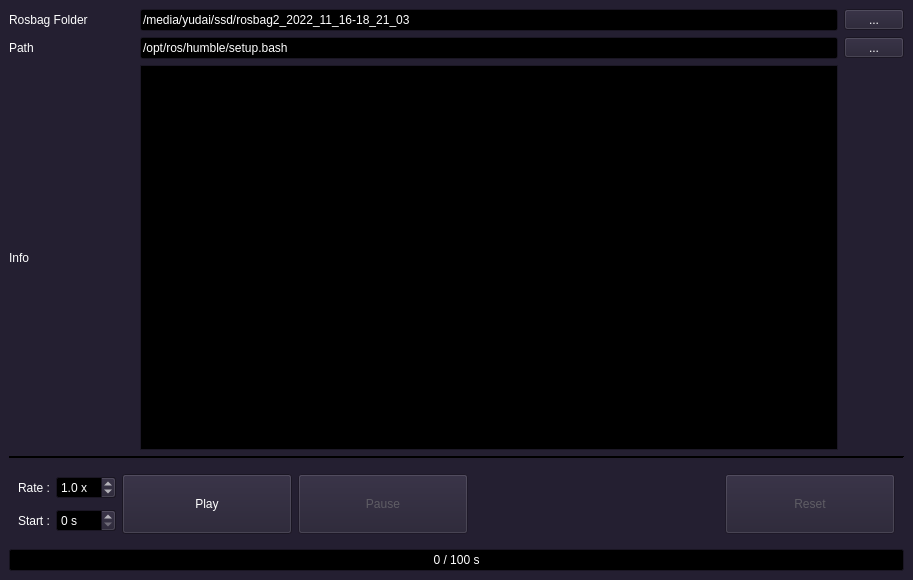
yyamazaki933/rosif, file ui/player.ui: the form before one commit.
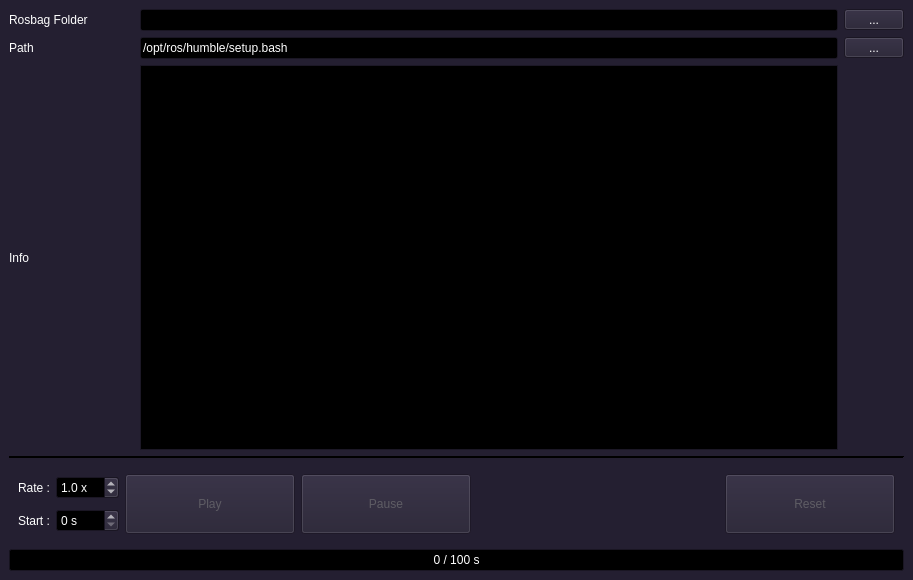
The form after the commit.

What changed in the file:
```diff
--- a/ui/player.ui
+++ b/ui/player.ui
@@ -493,7 +493,7 @@
     <item row="0" column="1">
      <widget class="QLineEdit" name="le_bag">
       <property name="text">
-       <string>/media/yudai/ssd/rosbag2_2022_11_16-18_21_03</string>
+       <string/>
       </property>
      </widget>
     </item>
@@ -624,6 +624,9 @@
          <property name="suffix">
           <string> s</string>
          </property>
+         <property name="maximum">
+          <number>9999</number>
+         </property>
         </widget>
        </item>
        <item row="0" column="1">
@@ -641,6 +644,9 @@
        </item>
        <item row="0" column="5" rowspan="2">
         <widget class="QPushButton" name="pb_play">
+         <property name="enabled">
+          <bool>false</bool>
+         </property>
          <property name="minimumSize">
           <size>
            <width>170</width>
```
Left out of the diff: 64 changed lines with no effect on the pictures.
